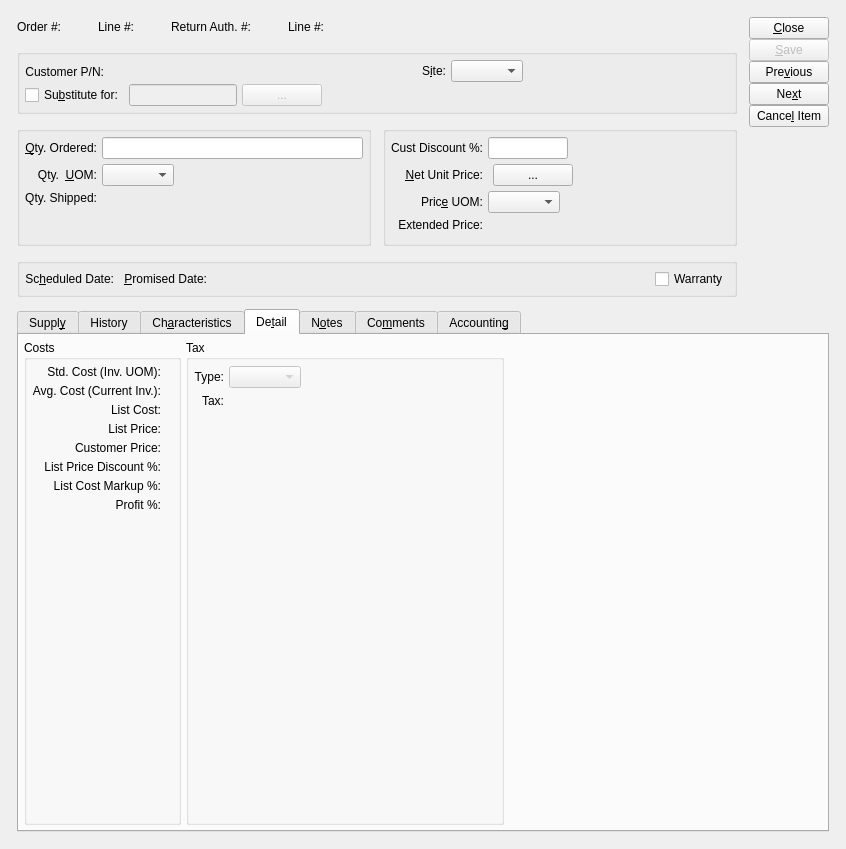
First picture: the form in xtuple/trunk/guiclient/salesOrderItem.ui, repository WooodHead/xtuple, before the edit.
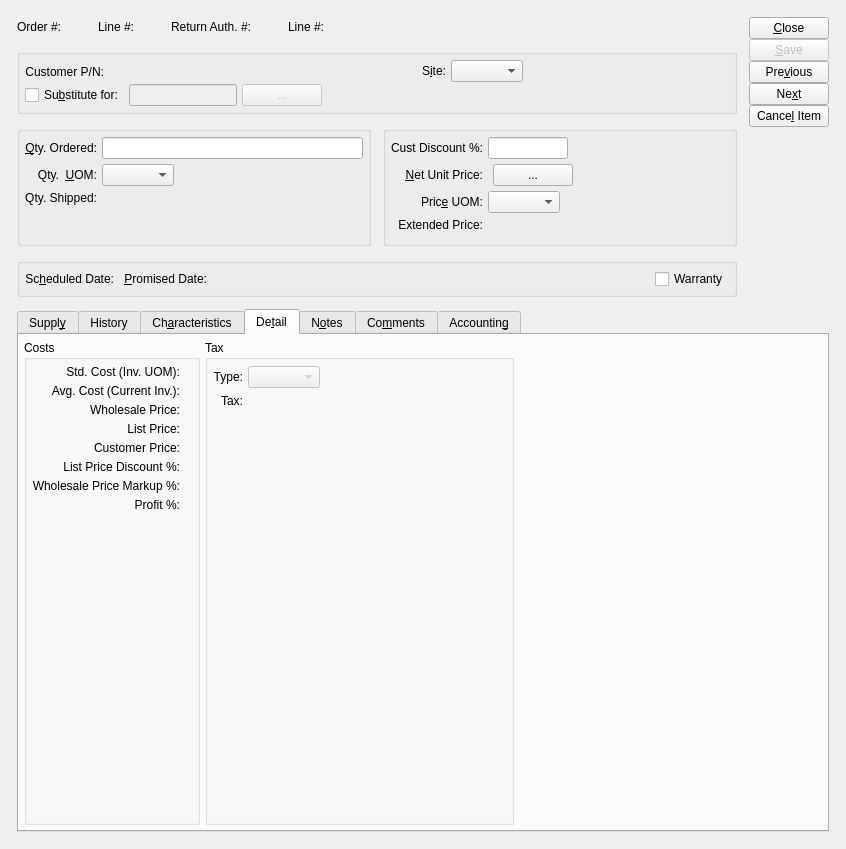
Second picture: the form after the edit. The open tabs and pages were chosen to show the change. Custom widgets are drawn as their Qt base class.

Commit message: Issue #20002:change label List Cost to Wholesale Price

What changed in the file:
```diff
--- a/xtuple/trunk/guiclient/salesOrderItem.ui
+++ b/xtuple/trunk/guiclient/salesOrderItem.ui
@@ -1706,7 +1706,7 @@
             <item row="2" column="0">
              <widget class="QLabel" name="_listCostLit">
               <property name="text">
-               <string>List Cost:</string>
+               <string>Wholesale Price:</string>
               </property>
               <property name="alignment">
                <set>Qt::AlignRight|Qt::AlignTrailing|Qt::AlignVCenter</set>
@@ -1749,7 +1749,7 @@
             <item row="6" column="0">
              <widget class="QLabel" name="_markupFromListCostLit">
               <property name="text">
-               <string>List Cost Markup %:</string>
+               <string>Wholesale Price Markup %:</string>
               </property>
               <property name="alignment">
                <set>Qt::AlignRight|Qt::AlignTrailing|Qt::AlignVCenter</set>
```
Left out of the diff: 20 changed lines with no effect on the pictures. The commit also changes 3 other files.
